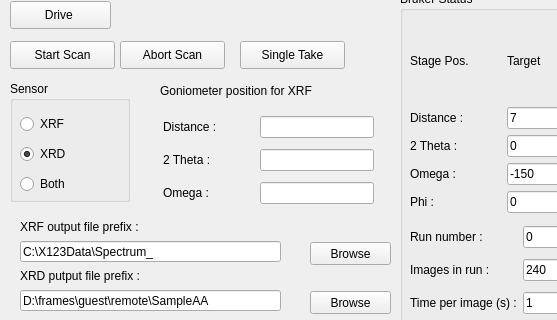
hgarbeil/pyAmptek, file gridscan_mainwin.ui: the form before one commit; both pictures show x 0 to 557 and y 538 to 858 of the 1140 by 960 pixel window.
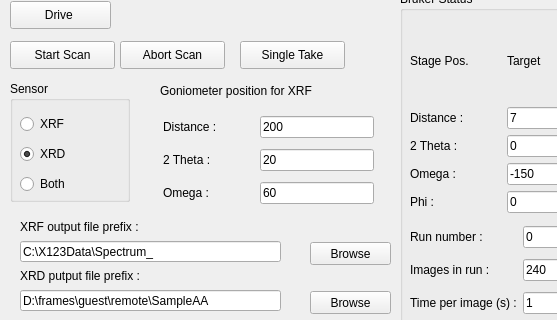
The form after the commit. Custom widgets are drawn as their Qt base class.

Commit message: Commented out check_overwrite until Bruker desktop disk mapping complete.

The edit to the form file:
```diff
--- a/gridscan_mainwin.ui
+++ b/gridscan_mainwin.ui
@@ -1349,7 +1349,11 @@
       </widget>
      </item>
      <item row="0" column="1">
-      <widget class="QLineEdit" name="distStashLE"/>
+      <widget class="QLineEdit" name="distStashLE">
+       <property name="text">
+        <string>200</string>
+       </property>
+      </widget>
      </item>
      <item row="1" column="0">
       <widget class="QLabel" name="label_28">
@@ -1359,7 +1363,11 @@
       </widget>
      </item>
      <item row="1" column="1">
-      <widget class="QLineEdit" name="twothetaStashLE"/>
+      <widget class="QLineEdit" name="twothetaStashLE">
+       <property name="text">
+        <string>20</string>
+       </property>
+      </widget>
      </item>
      <item row="2" column="0">
       <widget class="QLabel" name="label_30">
@@ -1369,7 +1377,11 @@
       </widget>
      </item>
      <item row="2" column="1">
-      <widget class="QLineEdit" name="omegaStashLE"/>
+      <widget class="QLineEdit" name="omegaStashLE">
+       <property name="text">
+        <string>60</string>
+       </property>
+      </widget>
      </item>
     </layout>
    </widget>
```
Left out of the diff: 2 changed lines with no effect on the pictures. The commit also changes 2 other files.
